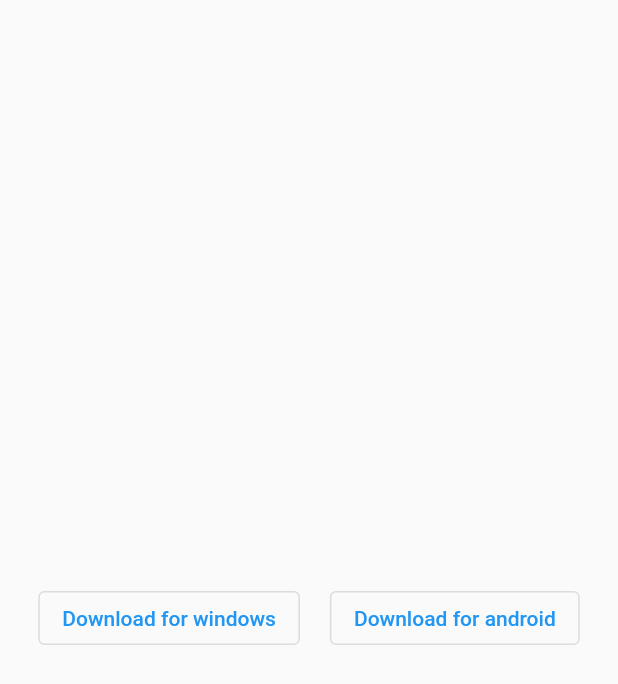
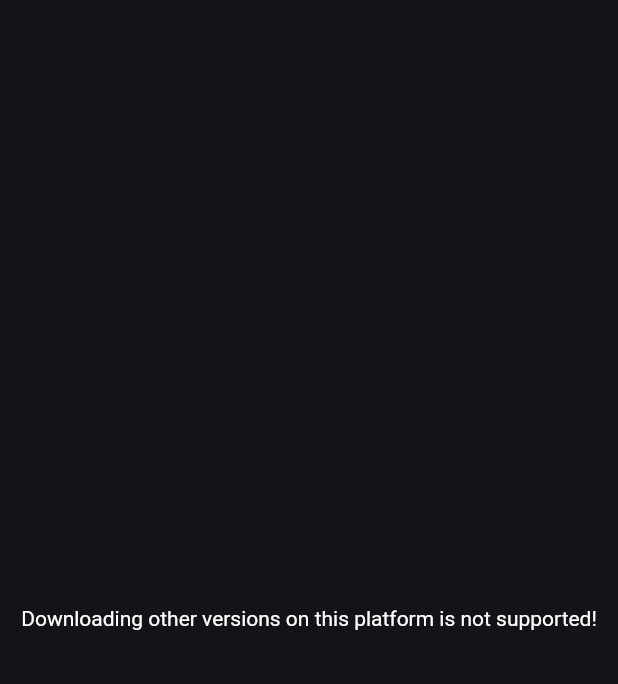
Before and after one commit to berbenj/qu2s, a Flutter app: the DownloadPage screen opened directly, on a phone screen of 412 x 824 dp. Shown: the top 684 px of the screen. Run offline on Flutter 3.47's test engine with Material 2 defaults, Android fonts, the phone set to English and light mode, and no system bars; our stand-ins replace flutter_spinkit; missing offline and left inert: dart:html, firedart; Roboto replaces fonts that are missing (Fira Code).

Commit message:
changed to dark theme added version display

```diff
--- a/lib/download_page.dart
+++ b/lib/download_page.dart
@@ -1,6 +1,3 @@
-// ignore: avoid_web_libraries_in_flutter
-import 'dart:html' as html;
-import 'package:flutter/foundation.dart';
 import 'package:flutter/material.dart';
 
 class DownloadPage extends StatelessWidget {
@@ -10,31 +7,8 @@ class DownloadPage extends StatelessWidget {
 
   @override
   Widget build(BuildContext context) {
-    return Scaffold(
-      body: Center(
-        child: Row(
-          mainAxisAlignment: MainAxisAlignment.center,
-          children: [
-            OutlinedButton(
-              child: const Text('Download for windows'),
-              onPressed: () => downloadFile('./download/qu2s.zip', 'qu2s'),
-            ),
-            const SizedBox(width: 20),
-            OutlinedButton(
-              child: const Text('Download for android'),
-              onPressed: () => downloadFile('', ''),
-            ),
-          ],
-        ),
-      ),
+    return const Scaffold(
+      body: Center(child: Text("Downloading other versions on this platform is not supported!")),
     );
   }
 }
-
-void downloadFile(String url, String name) {
-  if (kIsWeb) {
-    html.AnchorElement a = html.AnchorElement(href: url);
-    a.download = name;
-    a.click();
-  }
-}
--- a/lib/download_page_not_web.dart
+++ b/lib/download_page_not_web.dart
@@ -1,6 +1,3 @@
-// ignore: avoid_web_libraries_in_flutter
-// import 'dart:html' as html;
-import 'package:flutter/foundation.dart';
 import 'package:flutter/material.dart';
 
 class DownloadPage extends StatelessWidget {
@@ -10,31 +7,8 @@ class DownloadPage extends StatelessWidget {
 
   @override
   Widget build(BuildContext context) {
-    return Scaffold(
-      body: Center(
-        child: Row(
-          mainAxisAlignment: MainAxisAlignment.center,
-          children: [
-            OutlinedButton(
-              child: const Text('Download for windows'),
-              onPressed: () => downloadFile('./download/qu2s.zip', 'qu2s'),
-            ),
-            const SizedBox(width: 20),
-            OutlinedButton(
-              child: const Text('Download for android'),
-              onPressed: () => downloadFile('', ''),
-            ),
-          ],
-        ),
-      ),
+    return const Scaffold(
+      body: Center(child: Text("Downloading other versions on this platform is not supported!")),
     );
   }
 }
-
-void downloadFile(String url, String name) {
-  if (kIsWeb) {
-    // html.AnchorElement a = html.AnchorElement(href: url);
-    // a.download = name;
-    // a.click();
-  }
-}
--- a/lib/download_page_web.dart
+++ b/lib/download_page_web.dart
@@ -17,12 +17,12 @@ class DownloadPage extends StatelessWidget {
           children: [
             OutlinedButton(
               child: const Text('Download for windows'),
-              onPressed: () => downloadFile('./download/qu2s.zip', 'qu2s'),
+              onPressed: () => downloadFile('./download/qu2s_win.zip', 'qu2s_windows'),
             ),
             const SizedBox(width: 20),
             OutlinedButton(
               child: const Text('Download for android'),
-              onPressed: () => downloadFile('', ''),
+              onPressed: () => downloadFile('./download/qu2s_android.zip', 'qu2s_android'),
             ),
           ],
         ),
--- a/lib/main.dart
+++ b/lib/main.dart
@@ -59,10 +59,23 @@ class _MainAppState extends State<MainApp> {
 
   @override
   Widget build(BuildContext context) {
+    var themeData = ThemeData(
+        brightness: Brightness.dark,
+        // primarySwatch: Colors.grey,
+        // --text: #ecede9;
+        // --background: #030302;
+        // --primary: #373541;
+        // --secondary: #10110e;
+        // --accent: #6d6a81;
+        colorSchemeSeed: const Color.fromARGB(255, 0, 26, 255),
+        fontFamily: 'Fira Code');
     if (isLoaded) {
       if (kIsWeb) {
         return MaterialApp(
-          home: DefaultTabController(
+          theme: themeData,
+          home: Stack(
+            children: [
+              DefaultTabController(
                 length: 2,
                 child: Scaffold(
                   appBar: AppBar(
@@ -76,10 +89,29 @@ class _MainAppState extends State<MainApp> {
                   ),
                 ),
               ),
+              const Positioned(
+                  bottom: 0,
+                  child: Padding(
+                    padding: EdgeInsets.only(left: 5),
+                    child: Text(
+                      version,
+                      style: TextStyle(
+                        color: Colors.white,
+                        fontFamily: 'Fira Code',
+                        fontWeight: FontWeight.normal,
+                        fontSize: 10,
+                        decoration: TextDecoration.none,
+                      ),
+                    ),
+                  )),
+            ],
+          ),
         );
       } else {
         return MaterialApp(
-          home: DefaultTabController(
+          theme: themeData,
+          home: Stack(children: [
+            DefaultTabController(
               length: 1,
               child: Scaffold(
                 appBar: AppBar(
@@ -93,14 +125,31 @@ class _MainAppState extends State<MainApp> {
                 ),
               ),
             ),
+            const Positioned(
+                bottom: 0,
+                child: Padding(
+                  padding: EdgeInsets.only(left: 5),
+                  child: Text(
+                    version,
+                    style: TextStyle(
+                      color: Colors.white,
+                      fontFamily: 'Fira Code',
+                      fontWeight: FontWeight.normal,
+                      fontSize: 10,
+                      decoration: TextDecoration.none,
+                    ),
+                  ),
+                )),
+          ]),
         );
       }
     } else {
-      return const MaterialApp(
-        home: Scaffold(
+      return MaterialApp(
+        theme: themeData,
+        home: const Scaffold(
           body: Center(
             child: SpinKitDancingSquare(
-              color: Colors.black,
+              color: Colors.white,
             ),
           ),
         ),
--- a/lib/version.dart
+++ b/lib/version.dart
@@ -1 +1 @@
-const String version = 'v0.0.0_06';
+const String version = 'v0.1.2';
--- a/version.txt
+++ b/version.txt
@@ -1 +1 @@
-v0.0.0_06
+v0.1.2
```
Lines whose indentation alone changed are shown as unchanged.
